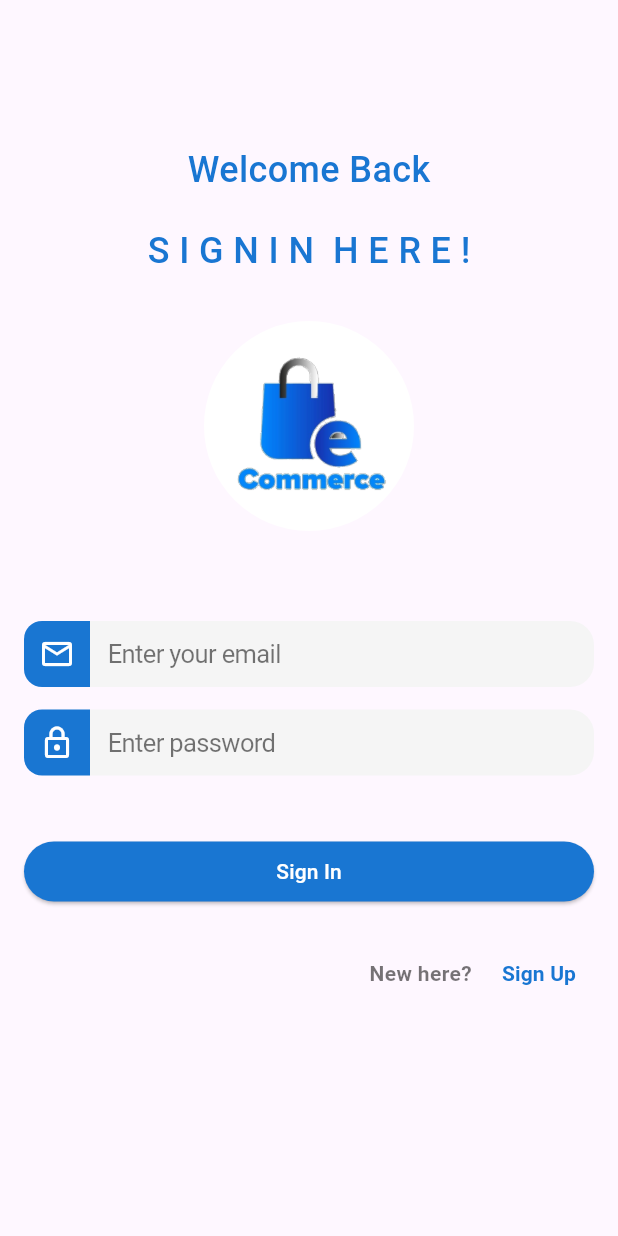
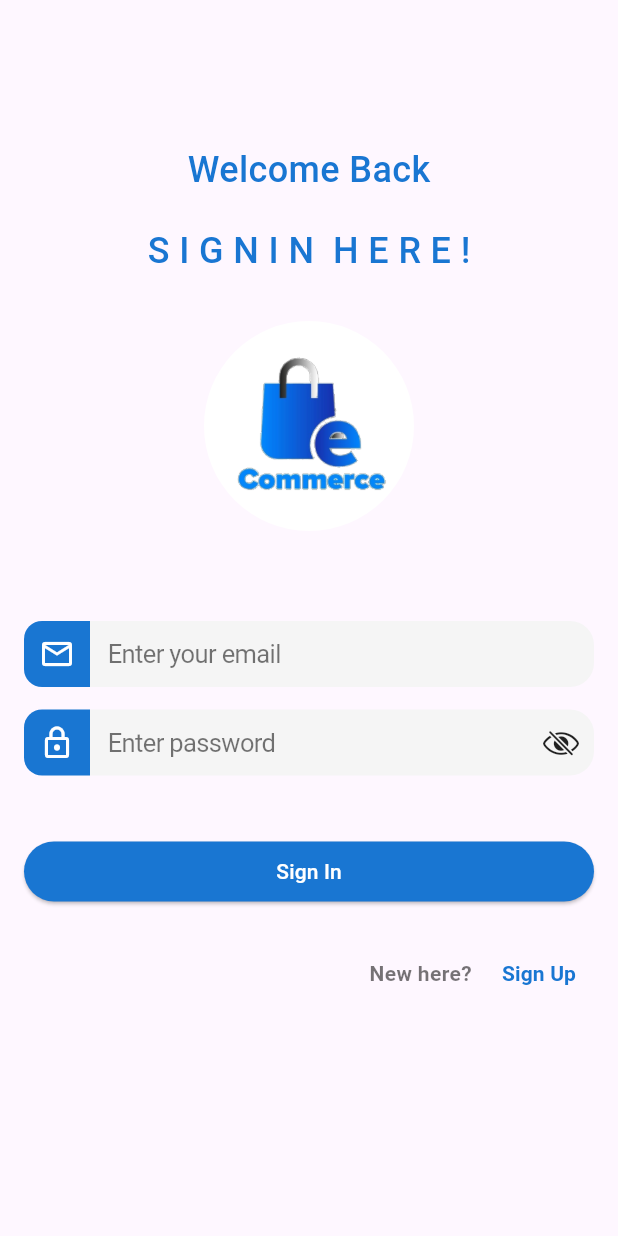
Before and after one commit to suhailthakrani/iStore-Ecommerce-App-using-Bloc, a Flutter app: the screen it shows after launch, after a tap on "Sign Up", after a tap on "Sign In", on a phone screen of 412 x 824 dp. Run offline on Flutter 3.47's test engine with Material 2 defaults, Android fonts, the phone set to English and light mode, and no system bars; our stand-ins replace bloc, equatable, flutter_bloc, shared_preferences.

Commit message:
Added show pass icon in sign in page and sign up page in ui

```diff
--- a/lib/blocs/signin/signin_bloc.dart
+++ b/lib/blocs/signin/signin_bloc.dart
@@ -9,6 +9,7 @@ part 'signin_state.dart';
 
 class SignInBloc extends Bloc<SignInEvent, SignInState> {
   final AuthenticationRepository authRepository;
+  bool showPass = false;
   SignInBloc(this.authRepository) : super(SignInInitialState()) {
     on<SignInInitialEvent>(mapSignInInitialEventWithState);
     on<SignInTextFieldsChangedEvent>(mapSignInTextfieldsChangedEventWithState);
--- a/lib/blocs/signup/signup_bloc.dart
+++ b/lib/blocs/signup/signup_bloc.dart
@@ -11,6 +11,7 @@ part 'signup_state.dart';
 
 class SignUpBloc extends Bloc<SignUpEvent, SignUpState> {
   final AuthenticationRepository authRepository;
+  bool showPass = false;
   SignUpBloc(this.authRepository) : super(SignUpInitialState()) {
     on<SignUpInitialEvent>(mapSignUpInitialEventWithState);
     on<SignUpButtonPressedEvent>(mapSignUpButtonPressedEventWithState);
--- a/lib/commons/widgets/custom_text_field.dart
+++ b/lib/commons/widgets/custom_text_field.dart
@@ -9,10 +9,13 @@ class CustomTextField extends StatelessWidget {
   bool obsecure;
   Function(String value) onChanged;
 
+  Widget suffix;
+
 
   CustomTextField({
     Key? key,
     this.obsecure = false,
+    this.suffix = const SizedBox(),
     required this.hint,
     required this.controller,
     required this.prefix,
@@ -35,10 +38,11 @@ class CustomTextField extends StatelessWidget {
         ),
         child: prefix,
       ),
+      suffix: suffix,
       padding: const EdgeInsets.all(12),
       placeholder: hint,
-      placeholderStyle: TextStyle(color: Colors.black54),
-      style: TextStyle(color: Colors.black54),
+      placeholderStyle: const TextStyle(color: Colors.black54),
+      style: const TextStyle(color: Colors.black54),
 
       onChanged: onChanged,
       controller: controller,
--- a/lib/features/auth/sign_in_page.dart
+++ b/lib/features/auth/sign_in_page.dart
@@ -2,6 +2,7 @@
 import 'package:bloc_cart_app/blocs/signup/signup_bloc.dart';
 import 'package:bloc_cart_app/features/auth/sign_up_page.dart';
 import 'package:bloc_cart_app/features/main/main_page.dart';
+import 'package:flutter/cupertino.dart';
 import 'package:flutter/material.dart';
 import 'package:flutter_bloc/flutter_bloc.dart';
 
@@ -35,8 +36,7 @@ class SignInPage extends StatelessWidget {
                 style: TextStyle(
                     fontSize: 24,
                     fontWeight: FontWeight.w500,
-                      color: Theme.of(context).primaryColor
-                    ),
+                    color: Theme.of(context).primaryColor),
               ),
             ],
           ),
@@ -49,8 +49,7 @@ class SignInPage extends StatelessWidget {
                 style: TextStyle(
                     fontSize: 24,
                     fontWeight: FontWeight.w500,
-                  color: Theme.of(context).primaryColor
-                ),
+                    color: Theme.of(context).primaryColor),
               ),
             ],
           ),
@@ -84,13 +83,15 @@ class SignInPage extends StatelessWidget {
           BlocBuilder<SignInBloc, SignInState>(
             bloc: signInBloc,
             builder: (context, state) {
-
               if (state is SignInErrorState) {
                 return Column(
                   crossAxisAlignment: CrossAxisAlignment.start,
                   children: [
                     state.errors["email"] != null
-                        ? Text(" * ${state.errors["email"]}", style: TextStyle(color: Colors.red),)
+                        ? Text(
+                            " * ${state.errors["email"]}",
+                            style: TextStyle(color: Colors.red),
+                          )
                         : Container(),
                   ],
                 );
@@ -100,9 +101,11 @@ class SignInPage extends StatelessWidget {
             },
           ),
           const SizedBox(height: 10),
-          CustomTextField(
+          BlocBuilder<SignInBloc, SignInState>(
+            builder: (context, state) {
+              return CustomTextField(
                 hint: "Enter password",
-            obsecure: true,
+                obsecure: signInBloc.showPass,
                 controller: passController,
                 onChanged: (pass) {
                   context.read<SignInBloc>().add(
@@ -116,6 +119,20 @@ class SignInPage extends StatelessWidget {
                   Icons.lock_outline,
                   color: Colors.white,
                 ),
+                suffix:InkWell(
+                      onTap: () {
+
+                        signInBloc.showPass = !signInBloc.showPass;
+                      },
+                      child: Padding(
+                        padding: const EdgeInsets.only(right: 10),
+                        child: signInBloc.showPass
+                            ? const Icon(CupertinoIcons.eye)
+                            : const Icon(CupertinoIcons.eye_slash),
+                      ),
+                    )
+              );
+            },
           ),
           BlocBuilder<SignInBloc, SignInState>(
             bloc: signInBloc,
@@ -125,7 +142,10 @@ class SignInPage extends StatelessWidget {
                   crossAxisAlignment: CrossAxisAlignment.start,
                   children: [
                     state.errors["password"] != null
-                        ? Text(" * ${state.errors["password"]}", style: TextStyle(color: Colors.red),)
+                        ? Text(
+                            " * ${state.errors["password"]}",
+                            style: TextStyle(color: Colors.red),
+                          )
                         : Container(),
                   ],
                 );
@@ -142,7 +162,9 @@ class SignInPage extends StatelessWidget {
                 SnackBar snackBar = SnackBar(
                   content: Text(
                     state.error,
-                    style: const TextStyle(color: Colors.red,),
+                    style: const TextStyle(
+                      color: Colors.red,
+                    ),
                   ),
                 );
                 ScaffoldMessenger.of(context).showSnackBar(snackBar);
@@ -160,7 +182,6 @@ class SignInPage extends StatelessWidget {
               }
             },
             builder: (context, state) {
-
               return ElevatedButton(
                 onPressed: () {
                   context.read<SignInBloc>().add(
@@ -173,8 +194,7 @@ class SignInPage extends StatelessWidget {
                 },
                 style: ElevatedButton.styleFrom(
                     backgroundColor: Theme.of(context).primaryColor,
-                  foregroundColor: Colors.white
-                ),
+                    foregroundColor: Colors.white),
                 child: const Text("Sign In"),
               );
             },
--- a/lib/features/auth/sign_up_page.dart
+++ b/lib/features/auth/sign_up_page.dart
@@ -4,6 +4,7 @@ import 'package:bloc_cart_app/blocs/signin/signin_bloc.dart';
 import 'package:bloc_cart_app/features/auth/sign_in_page.dart';
 import 'package:bloc_cart_app/features/home/home_page.dart';
 import 'package:bloc_cart_app/repositories/authentication_repository.dart';
+import 'package:flutter/cupertino.dart';
 import 'package:flutter/material.dart';
 import 'package:flutter_bloc/flutter_bloc.dart';
 
@@ -14,6 +15,7 @@ import '../../blocs/signup/signup_bloc.dart';
 
 class SignUpPage extends StatelessWidget {
   SignUpBloc signUpBloc;
+
 
   SignUpPage({
     Key? key,
@@ -130,25 +132,43 @@ class SignUpPage extends StatelessWidget {
               },
             ),
             const SizedBox(height: 10),
-            CustomTextField(
+            BlocBuilder<SignInBloc, SignInState>(
+            builder: (context, state) {
+              return CustomTextField(
                 hint: "Enter password",
+                obsecure: signUpBloc.showPass,
                 controller: passController,
-              obsecure: true,
-              prefix: const Icon(Icons.lock_outline, color: Colors.white,),
-              onChanged: (val) {
+                onChanged: (pass) {
                  context.read<SignUpBloc>().add(
                       SignUpTextFieldsChangedEvent(
                         UserModel(
                           email: emailController.text,
                           name: nameController.text,
-                          password: val,
+                          password: pass,
                           confrimP: confrimPassController.text,
                         ),
                       ),
                     );
                 },
+                prefix: const Icon(
+                  Icons.lock_outline,
+                  color: Colors.white,
                 ),
-            const SizedBox(height: 5),
+                suffix:InkWell(
+                      onTap: () {
+
+                        signUpBloc.showPass = !signUpBloc.showPass;
+                      },
+                      child: Padding(
+                        padding: const EdgeInsets.only(right: 10),
+                        child: signUpBloc.showPass
+                            ? const Icon(CupertinoIcons.eye)
+                            : const Icon(CupertinoIcons.eye_slash),
+                      ),
+                    )
+              );
+            },
+          ), const SizedBox(height: 5),
             BlocBuilder<SignUpBloc, SignUpState>(
               bloc: signUpBloc,
               builder: (context, state) {
@@ -168,24 +188,44 @@ class SignUpPage extends StatelessWidget {
               },
             ),
             const SizedBox(height: 10),
-            CustomTextField(
+             BlocBuilder<SignInBloc, SignInState>(
+            builder: (context, state) {
+              return CustomTextField(
                 hint: "Confirm password",
+                obsecure: signUpBloc.showPass,
                 controller: confrimPassController,
-              obsecure: true,
-              prefix: const Icon(Icons.lock_outline, color: Colors.white,),
-              onChanged: (val) {
+                onChanged: (pass) {
                  context.read<SignUpBloc>().add(
                       SignUpTextFieldsChangedEvent(
                         UserModel(
                           email: emailController.text,
                           name: nameController.text,
-                          password: val,
+                          password: pass,
                           confrimP: confrimPassController.text,
                         ),
                       ),
                     );
                 },
+                prefix: const Icon(
+                  Icons.lock_outline,
+                  color: Colors.white,
                 ),
+                suffix:InkWell(
+                      onTap: () {
+
+                        signUpBloc.showPass = !signUpBloc.showPass;
+                      },
+                      child: Padding(
+                        padding: const EdgeInsets.only(right: 10),
+                        child: signUpBloc.showPass
+                            ? const Icon(CupertinoIcons.eye)
+                            : const Icon(CupertinoIcons.eye_slash),
+                      ),
+                    )
+              );
+            },
+          ),
+
             const SizedBox(height: 5),
             BlocBuilder<SignUpBloc, SignUpState>(
               bloc: signUpBloc,
```
Lines whose indentation alone changed are shown as unchanged.
